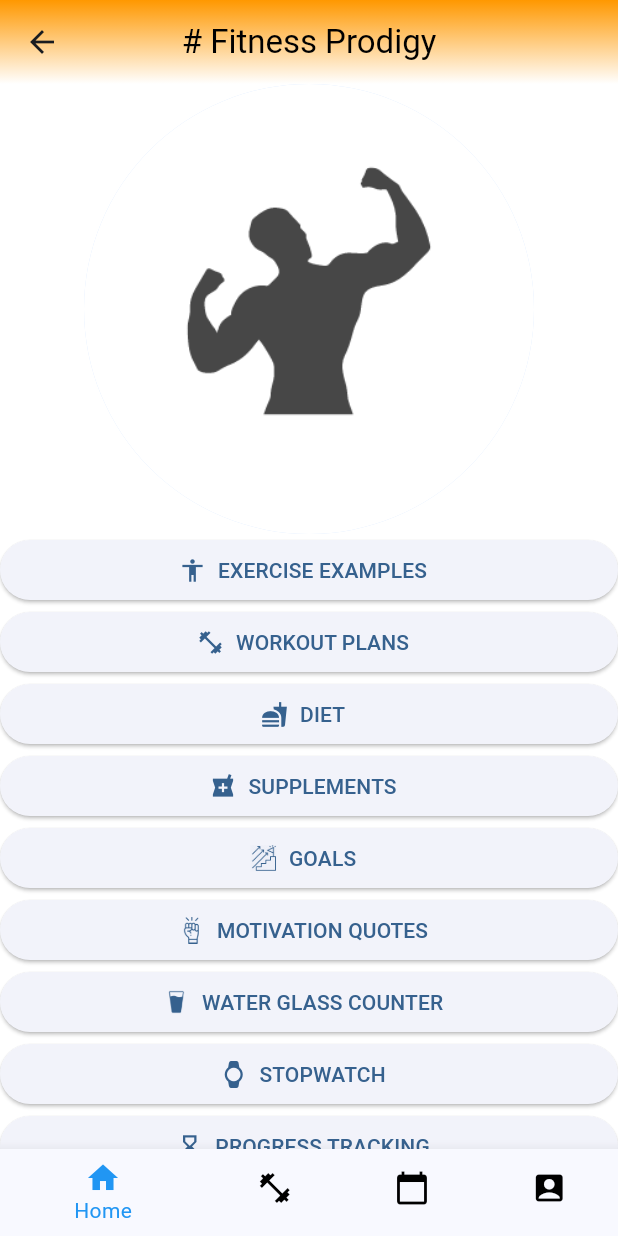
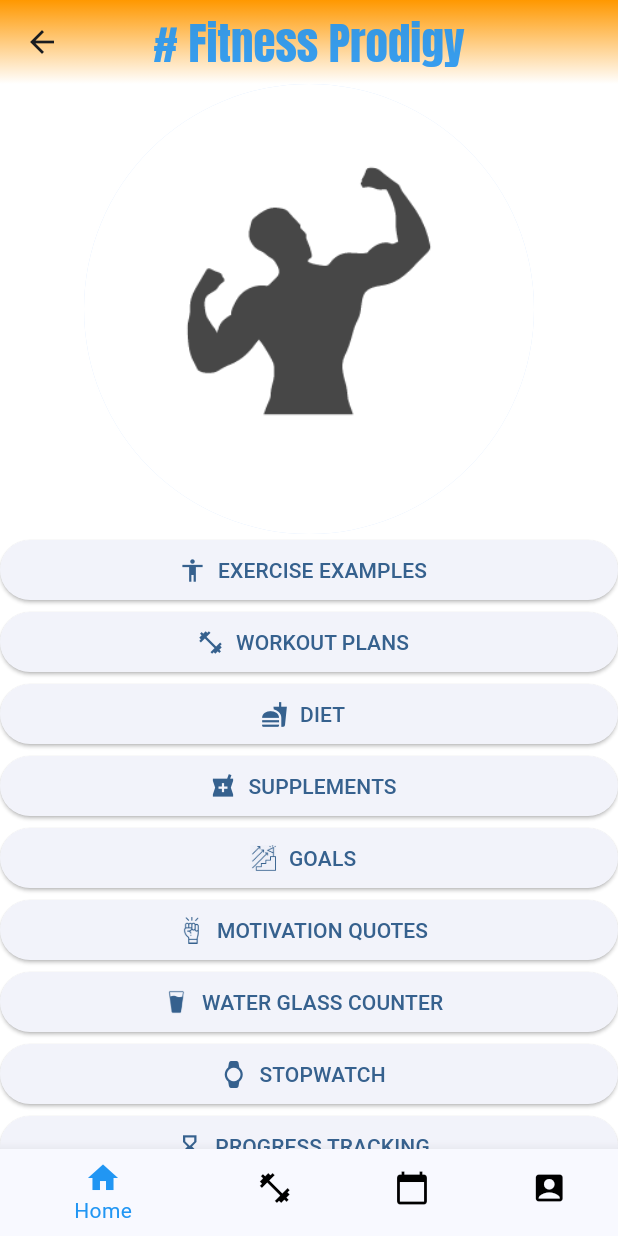
Before and after one commit to mateuszkasprzak94/fitness_prodigy, a Flutter app: the screen it shows after launch, after a tap on "Achive your goals", on a phone screen of 412 x 824 dp. Run offline on Flutter 3.47's test engine with Material 2 defaults, Android fonts, the phone set to English and light mode, and no system bars; our stand-ins replace firebase_auth, firebase_core, google_fonts, shared_preferences; accounts and stored records are empty.

Commit message:
Customize Appbar in Features page

```diff
--- a/lib/app/after login plus features/exercies_examples/muscle_anatomy/chest_page.dart
+++ b/lib/app/after login plus features/exercies_examples/muscle_anatomy/chest_page.dart
@@ -55,6 +55,7 @@ class ChestPage extends StatelessWidget {
           _buildExercise('6. Dumbbell Pull-Over:', chest6),
           const SizedBox(height: 15),
           _buildExercise('7. Machine Fly:', chest7),
+          const SizedBox(height: 15),
           const Text(
             end,
             style: TextStyle(fontWeight: FontWeight.w400),
--- a/lib/app/after login plus features/features_page.dart
+++ b/lib/app/after login plus features/features_page.dart
@@ -15,6 +15,7 @@ import 'package:fitness_prodigy/app/after%20login%20plus%20features/workout_plan
 import 'package:flutter/material.dart';
 import 'package:firebase_auth/firebase_auth.dart';
 import 'package:flutter/services.dart';
+import 'package:google_fonts/google_fonts.dart';
 
 class Features extends StatefulWidget {
   const Features({
@@ -35,17 +36,20 @@ class _FeaturesState extends State<Features> {
   Widget build(BuildContext context) {
     return Scaffold(
       appBar: AppBar(
-        title: const Text(
+        title: Text(
           '# Fitness Prodigy',
-          style: TextStyle(color: Colors.black),
+          style: GoogleFonts.anton(
+              fontSize: 30, color: const Color.fromARGB(230, 33, 149, 243)),
         ),
         centerTitle: true,
         flexibleSpace: Container(
-            decoration: const BoxDecoration(
-                gradient: LinearGradient(
-                    colors: [Colors.white, Colors.orange],
-                    begin: Alignment.bottomCenter,
-                    end: Alignment.topCenter))),
+          decoration: const BoxDecoration(
+            gradient: LinearGradient(
+                colors: [Colors.white, Colors.orange],
+                begin: Alignment.bottomCenter,
+                end: Alignment.topCenter),
+          ),
+        ),
         systemOverlayStyle: SystemUiOverlayStyle.light,
       ),
       backgroundColor: Colors.white,
```
